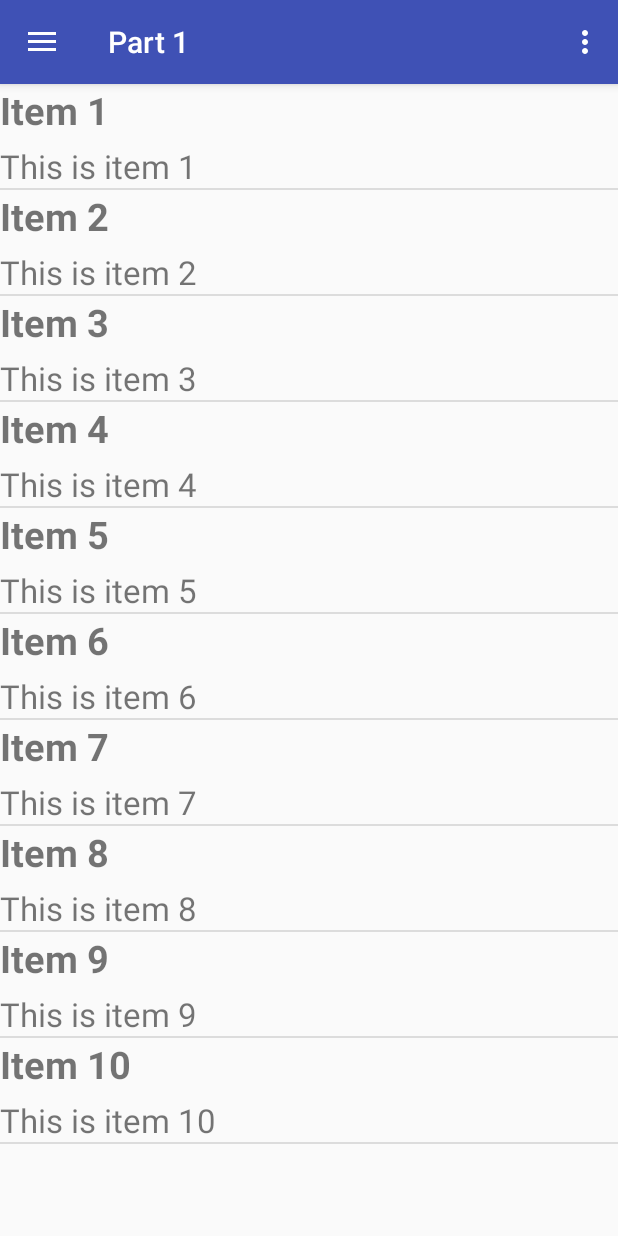
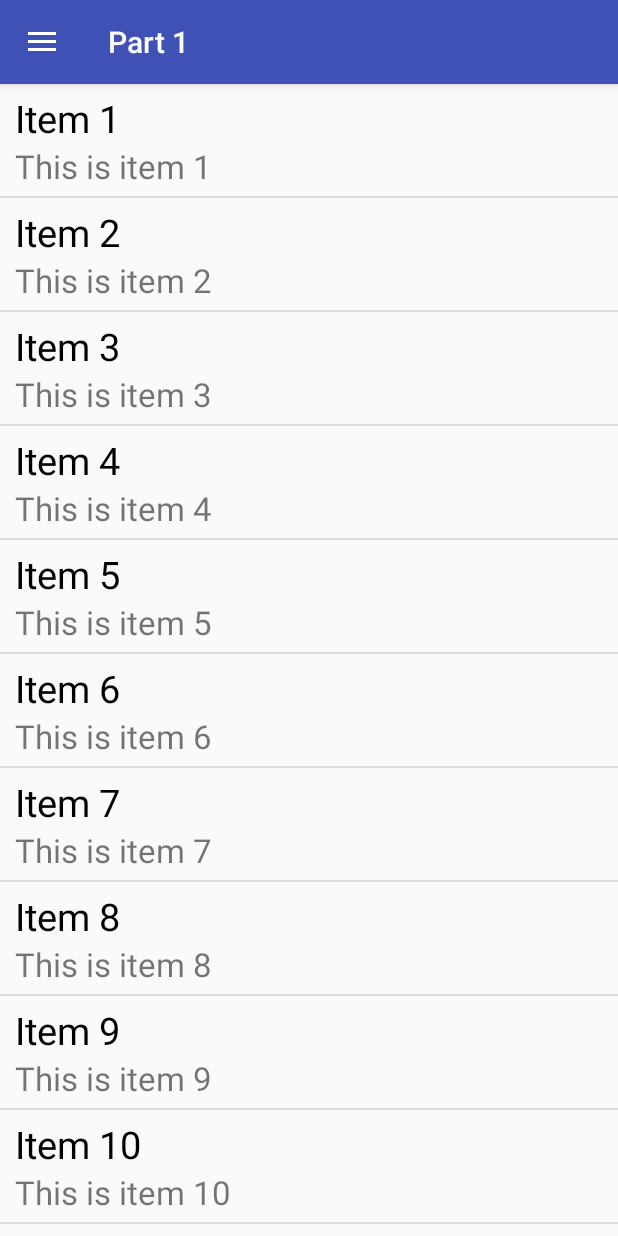
Before and after one commit to shcherbuk96/EpamExample, an Android app: the screen it shows after launch (MainActivity), on a phone screen of 412 x 824 dp. Run offline under Robolectric (Android 15) with nearby library versions, the phone set to English and light mode, and no system bars.

Commit message:
Version 2

```diff
--- a/app/src/main/AndroidManifest.xml
+++ b/app/src/main/AndroidManifest.xml
@@ -1,6 +1,8 @@
 <?xml version="1.0" encoding="utf-8"?>
 <manifest xmlns:android="http://schemas.android.com/apk/res/android"
     package="com.example.epamexample">
+
+    <uses-permission android:name="android.permission.INTERNET"/>
 
     <application
         android:allowBackup="true"
--- a/app/src/main/java/com/example/epamexample/MainActivity.java
+++ b/app/src/main/java/com/example/epamexample/MainActivity.java
@@ -54,7 +54,7 @@ public class MainActivity extends AppCompatActivity
         }
     }
 
-    @Override
+/*    @Override
     public boolean onCreateOptionsMenu(Menu menu) {
         // Inflate the menu; this adds items to the action bar if it is present.
         getMenuInflater().inflate(R.menu.main, menu);
@@ -74,7 +74,7 @@ public class MainActivity extends AppCompatActivity
         }
 
         return super.onOptionsItemSelected(item);
-    }
+    }*/
 
     @SuppressWarnings("StatementWithEmptyBody")
     @Override
--- a/app/src/main/res/layout/item_recyclerview.xml
+++ b/app/src/main/res/layout/item_recyclerview.xml
@@ -7,9 +7,11 @@
 
     <TextView
         android:id="@+id/name"
-        android:textStyle="bold"
         android:text="name"
+        android:textColor="@color/colorBlack"
         android:textSize="25dp"
+        android:paddingLeft="10dp"
+        android:paddingTop="5dp"
         android:layout_width="wrap_content"
         android:layout_height="wrap_content" />
 
@@ -20,8 +22,12 @@
         android:layout_alignParentLeft="true"
         android:layout_alignParentStart="true"
         android:layout_alignParentTop="true"
+        android:paddingLeft="10dp"
         android:layout_marginTop="40dp"
         android:text="description"
+        android:paddingBottom="5dp"
         android:textSize="22dp" />
 
+
+
 </RelativeLayout>
--- a/app/src/main/res/values/colors.xml
+++ b/app/src/main/res/values/colors.xml
@@ -3,4 +3,5 @@
     <color name="colorPrimary">#3F51B5</color>
     <color name="colorPrimaryDark">#303F9F</color>
     <color name="colorAccent">#FF4081</color>
+    <color name="colorBlack"> #000000</color>
 </resources>
```
